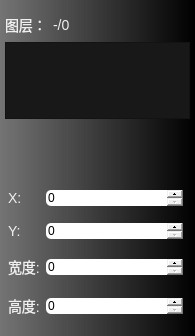
The window that FormLayerTools.ui (guee/GueeRecorder) describes before a commit, drawn with Qt 5.
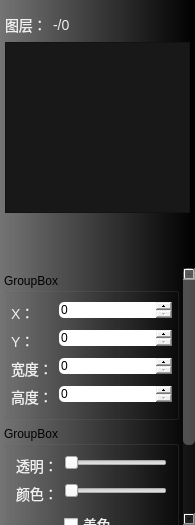
The same window after the commit. Icons and pictures are not drawn.

Commit message: 层工具界面

Patch:
```diff
--- a/FormLayerTools.ui
+++ b/FormLayerTools.ui
@@ -10,7 +10,7 @@
     <x>0</x>
     <y>0</y>
     <width>195</width>
-    <height>336</height>
+    <height>525</height>
    </rect>
   </property>
   <property name="windowTitle">
@@ -79,7 +79,11 @@
 {
 color: rgb(240, 240, 240);
 font-size:14px;
-
+}
+QCheckBox
+{
+color: rgb(240, 240, 240);
+font-size:14px;
 }
 QPushButton:hover
 {
@@ -191,6 +195,14 @@
 	background-color: rgb(24, 24, 24);
 	color: rgb(255, 255, 255);
 }
+QListView#listViewLayers::indicator
+{
+width: 16px;
+height: 16px;
+	subcontrol-origin:border;
+	subcontrol-position:left;
+}
+
 QListView#listViewLayers:item:alternate
 {
 	background-color: rgb(32, 32, 32);
@@ -199,19 +211,23 @@
 {
 	background-color: rgb(48, 120, 255);
 }
-QSpinBox{
-border:none;
-border-top-left-radius: 5px;
-border-bottom-left-radius:5px;
-padding-left:0px;
+QSpinBox
+{
+	border:none;
+	border-top-left-radius: 5px;
+	border-bottom-left-radius:5px;
+	padding-left:0px;
 }
-QSpinBox::up-button{
-subcontrol-origin:border;
-subcontrol-position:top right;
+
+QSpinBox::up-button
+{
+	subcontrol-origin:border;
+	subcontrol-position:top right;
 }
-QSpinBox::down-button{
-subcontrol-origin:border;
-subcontrol-position:bottom right;
+QSpinBox::down-button
+{
+	subcontrol-origin:border;
+	subcontrol-position:bottom right;
 }</string>
   </property>
   <layout class="QGridLayout" name="gridLayout">
@@ -486,38 +502,60 @@
          <property name="geometry">
           <rect>
            <x>0</x>
-           <y>0</y>
+           <y>-92</y>
            <width>195</width>
-           <height>163</height>
+           <height>417</height>
           </rect>
          </property>
-         <layout class="QGridLayout" name="gridLayout_2">
+         <layout class="QVBoxLayout" name="verticalLayout_3">
           <property name="leftMargin">
-           <number>8</number>
+           <number>4</number>
           </property>
           <property name="topMargin">
            <number>5</number>
           </property>
           <property name="rightMargin">
-           <number>12</number>
+           <number>4</number>
           </property>
           <property name="bottomMargin">
            <number>5</number>
           </property>
+          <item>
+           <widget class="QGroupBox" name="groupBox">
+            <property name="title">
+             <string>GroupBox</string>
+            </property>
+            <layout class="QFormLayout" name="formLayout">
+             <property name="leftMargin">
+              <number>4</number>
+             </property>
+             <property name="rightMargin">
+              <number>4</number>
+             </property>
+             <item row="0" column="0">
+              <widget class="QLabel" name="label">
+               <property name="text">
+                <string>X：</string>
+               </property>
+              </widget>
+             </item>
+             <item row="0" column="1">
+              <widget class="QSpinBox" name="spinBoxX">
+               <property name="sizePolicy">
+                <sizepolicy hsizetype="Expanding" vsizetype="Fixed">
+                 <horstretch>0</horstretch>
+                 <verstretch>0</verstretch>
+                </sizepolicy>
+               </property>
+               <property name="styleSheet">
+                <string notr="true"/>
+               </property>
+              </widget>
+             </item>
           <item row="1" column="0">
            <widget class="QLabel" name="label_3">
             <property name="text">
-             <string>Y:</string>
-            </property>
-           </widget>
-          </item>
-          <item row="2" column="1">
-           <widget class="QSpinBox" name="spinBoxW">
-            <property name="sizePolicy">
-             <sizepolicy hsizetype="Expanding" vsizetype="Fixed">
-              <horstretch>0</horstretch>
-              <verstretch>0</verstretch>
-             </sizepolicy>
+                <string>Y：</string>
             </property>
            </widget>
           </item>
@@ -534,37 +572,27 @@
             </property>
            </widget>
           </item>
-          <item row="0" column="1">
-           <widget class="QSpinBox" name="spinBoxX">
-            <property name="sizePolicy">
-             <sizepolicy hsizetype="Expanding" vsizetype="Fixed">
-              <horstretch>0</horstretch>
-              <verstretch>0</verstretch>
-             </sizepolicy>
-            </property>
-            <property name="styleSheet">
-             <string notr="true"/>
-            </property>
-           </widget>
-          </item>
           <item row="2" column="0">
            <widget class="QLabel" name="label_4">
             <property name="text">
-             <string>宽度:</string>
+                <string>宽度：</string>
             </property>
            </widget>
           </item>
-          <item row="0" column="0">
-           <widget class="QLabel" name="label">
-            <property name="text">
-             <string>X:</string>
+             <item row="2" column="1">
+              <widget class="QSpinBox" name="spinBoxW">
+               <property name="sizePolicy">
+                <sizepolicy hsizetype="Expanding" vsizetype="Fixed">
+                 <horstretch>0</horstretch>
+                 <verstretch>0</verstretch>
+                </sizepolicy>
             </property>
            </widget>
           </item>
           <item row="3" column="0">
            <widget class="QLabel" name="label_5">
             <property name="text">
-             <string>高度:</string>
+                <string>高度：</string>
             </property>
            </widget>
           </item>
@@ -576,6 +604,95 @@
               <verstretch>0</verstretch>
              </sizepolicy>
             </property>
+              </widget>
+             </item>
+            </layout>
+           </widget>
+          </item>
+          <item>
+           <widget class="QGroupBox" name="groupBox_2">
+            <property name="title">
+             <string>GroupBox</string>
+            </property>
+            <layout class="QFormLayout" name="formLayout_2">
+             <item row="0" column="0">
+              <widget class="QLabel" name="label_6">
+               <property name="text">
+                <string>透明：</string>
+               </property>
+              </widget>
+             </item>
+             <item row="0" column="1">
+              <widget class="QSlider" name="horizontalSlider">
+               <property name="orientation">
+                <enum>Qt::Horizontal</enum>
+               </property>
+              </widget>
+             </item>
+             <item row="1" column="0">
+              <widget class="QLabel" name="label_7">
+               <property name="text">
+                <string>颜色：</string>
+               </property>
+              </widget>
+             </item>
+             <item row="1" column="1">
+              <widget class="QSlider" name="horizontalSlider_2">
+               <property name="orientation">
+                <enum>Qt::Horizontal</enum>
+               </property>
+              </widget>
+             </item>
+             <item row="5" column="0">
+              <widget class="QLabel" name="label_8">
+               <property name="text">
+                <string>对比：</string>
+               </property>
+              </widget>
+             </item>
+             <item row="4" column="0">
+              <widget class="QLabel" name="label_9">
+               <property name="text">
+                <string>亮度：</string>
+               </property>
+              </widget>
+             </item>
+             <item row="4" column="1">
+              <widget class="QSlider" name="horizontalSlider_3">
+               <property name="orientation">
+                <enum>Qt::Horizontal</enum>
+               </property>
+              </widget>
+             </item>
+             <item row="5" column="1">
+              <widget class="QSlider" name="horizontalSlider_4">
+               <property name="orientation">
+                <enum>Qt::Horizontal</enum>
+               </property>
+              </widget>
+             </item>
+             <item row="3" column="0">
+              <widget class="QLabel" name="label_10">
+               <property name="text">
+                <string>饱和：</string>
+               </property>
+              </widget>
+             </item>
+             <item row="3" column="1">
+              <widget class="QSlider" name="horizontalSlider_5">
+               <property name="orientation">
+                <enum>Qt::Horizontal</enum>
+               </property>
+              </widget>
+             </item>
+             <item row="2" column="1">
+              <widget class="QCheckBox" name="checkBox">
+               <property name="text">
+                <string>着色</string>
+               </property>
+              </widget>
+             </item>
+            </layout>
            </widget>
           </item>
          </layout>
```
Left out of the diff: 1 changed line with no effect on the pictures. Lines whose indentation alone changed are shown as unchanged.
